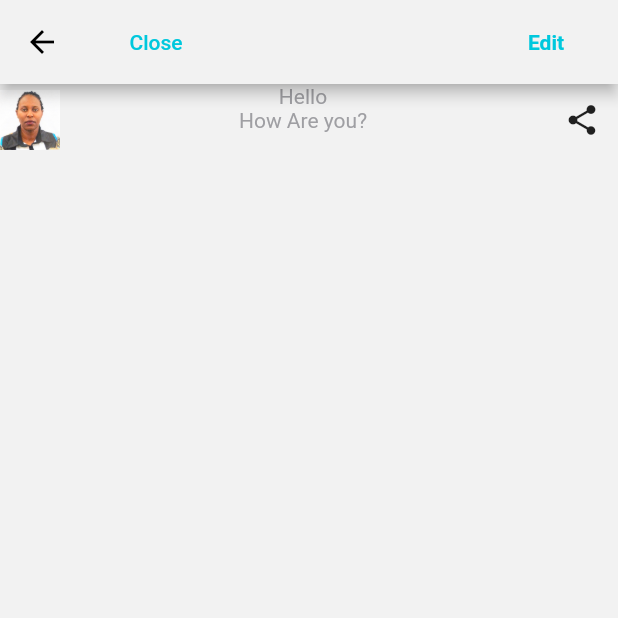
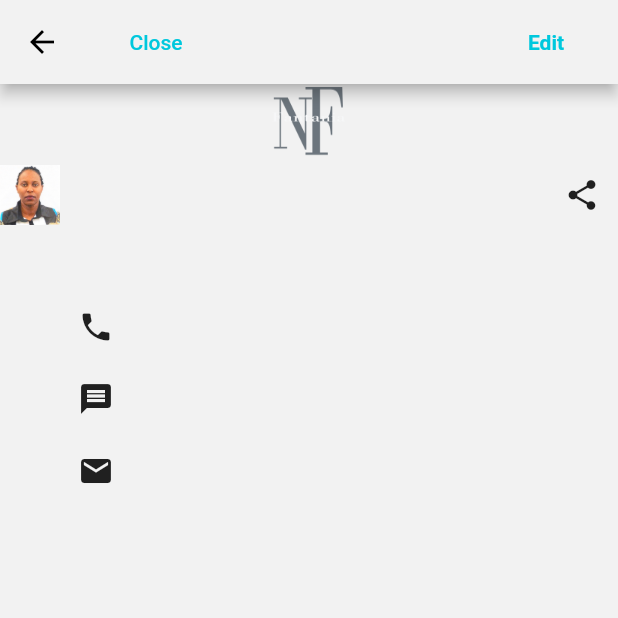
Before and after one commit to fantania/card_clone, a Flutter app: the AddInfoPage screen opened directly, after a tap on "Save", on a phone screen of 412 x 824 dp, the top half of it. Run offline on Flutter 3.47's test engine with Material 2 defaults, Android fonts, the phone set to English and light mode, and no system bars; our stand-ins replace font_awesome_flutter, get.

Commit message:
added some fields

```diff
--- a/lib/screens/add_info_form.dart
+++ b/lib/screens/add_info_form.dart
@@ -17,12 +17,12 @@ class AddInfoForm extends StatefulWidget {
 class AddInfoFormState extends State<AddInfoForm> {
   final _formKey = GlobalKey<FormState>();
   String _name = '';
-  // String _role;
-  // String _organization;
-  // String _cellNumber;
-  // String _poneNumber;
-  // String _faxNumber;
-  // String _emailAddress;
+  String _role = '';
+  String _organization = '';
+  String _cellNumber = '';
+  String _poneNumber = '';
+  //String _faxNumber;
+  String _emailAddress = '';
   // String _websiteAddress;
   // String _streetAddress;
   // String _facebook;
@@ -45,8 +45,44 @@ class AddInfoFormState extends State<AddInfoForm> {
           myTextFormField(
             hintText: addName,
             fillColor: textFieldfillColor,
+            txtColor: textFieldTextColor,
             errorText: textForEmptyName,
             storage: _name,
+          ),
+          myTextFormField(
+            hintText: addRole,
+            fillColor: textFieldfillColor,
+            txtColor: textFieldTextColor,
+            errorText: textForEmptyRole,
+            storage: _role,
+          ),
+          myTextFormField(
+            hintText: addOrganization,
+            fillColor: textFieldfillColor,
+            txtColor: textFieldTextColor,
+            errorText: textForEmptyOrganization,
+            storage: _organization,
+          ),
+          myTextFormField(
+            hintText: cellNumber,
+            fillColor: textFieldfillColor,
+            txtColor: textFieldTextColor,
+            errorText: textForEmptycellNumber,
+            storage: _cellNumber,
+          ),
+          myTextFormField(
+            hintText: phoneNumber,
+            fillColor: textFieldfillColor,
+            txtColor: textFieldTextColor,
+            errorText: textForEmptyphoneNumber,
+            storage: _poneNumber,
+          ),
+          myTextFormField(
+            hintText: emailAddress,
+            fillColor: textFieldfillColor,
+            txtColor: textFieldTextColor,
+            errorText: textForEmptyemailAddress,
+            storage: _emailAddress,
           ),
           // TextFormField(
           //   style: TextStyle(color: textFieldTextColor),
@@ -164,11 +200,15 @@ class AddInfoFormState extends State<AddInfoForm> {
 
   putValueInController() {
     _contact.name.value = _name;
-    // _contact.role.value = _role;
-    // _contact.organization.value = _organization;
-    // _contact.cellNumber.value = _cellNumber;
-    // _contact.phoneNumber.value = _name;
-    // _contact.emailAdress.value = _emailAddress;
+    print("_contact.name.value ${_contact.name.value}");
+    print("name $_name");
+    _contact.role.value = _role;
+    print("_contact.role.value ${_contact.role.value}");
+    print("role $_role");
+    _contact.organization.value = _organization;
+    _contact.cellNumber.value = _cellNumber;
+    _contact.phoneNumber.value = _poneNumber;
+    _contact.emailAdress.value = _emailAddress;
     // _contact.webSite.value = _websiteAddress;
     // _contact.address.value = _streetAddress;
     // _contact.facebook.value = _facebook;
@@ -193,21 +233,25 @@ class AddInfoFormState extends State<AddInfoForm> {
     }
   }
 
-  TextFormField myTextFormField(
-      {String hintText, Color fillColor, String errorText, String storage}) {
+  TextFormField myTextFormField({
+    String hintText,
+    Color fillColor,
+    Color txtColor,
+    String errorText,
+    String storage,
+  }) {
     return TextFormField(
-      style: TextStyle(color: textFieldTextColor),
+      style: TextStyle(color: txtColor),
       decoration: InputDecoration(
-          fillColor: textFieldfillColor, filled: true, hintText: addName),
+          fillColor: fillColor, filled: true, hintText: hintText),
       validator: (value) {
         if (value.isEmpty) {
-          return textForEmptyName;
+          return errorText;
         }
         return null;
       },
       onChanged: (val) {
-        print('Entered value $val');
-        _name = val;
+        storage = val;
       },
     );
   }
--- a/lib/screens/show_info.dart
+++ b/lib/screens/show_info.dart
@@ -46,14 +46,14 @@ class ShowInfo extends StatelessWidget {
           child: Container(
         child: Column(
           children: [
-            /*Image.asset(
+            Image.asset(
               '${path}logo.png',
-              /*width: 600,
-              height: 240,*/
+              width: 50,
+              height: 50,
               fit: BoxFit
                   .cover, /*BoxFit.cover tells the framework that the image should be
                   as small as possible but cover its entire render box.*/
-            //),*/
+            ),
             Row(
               mainAxisAlignment: MainAxisAlignment.spaceBetween,
               children: [
@@ -64,19 +64,37 @@ class ShowInfo extends StatelessWidget {
                 ),
                 Column(
                   children: [
-                    /* Obx(() => Text(
-                          _contact.name.value,
-                          style: TextStyle(
-                            color: Colors.black12,
-                          ),
-                        )),*/
-                    Text("Hello"),
-                    Text('How Are you?'),
                     Obx(() => Text(_contact.name.value)),
+                    Obx(() => Text(_contact.role.value)),
                   ],
                 ),
-                IconButton(icon: Icon(Icons.share), onPressed: () {})
+                IconButton(icon: Icon(Icons.share), onPressed: () {}),
               ],
+            ),
+            Container(
+              padding: EdgeInsets.all(40),
+              child: Column(
+                children: [
+                  Row(
+                    children: [
+                      IconButton(icon: Icon(Icons.phone), onPressed: () {}),
+                      Obx(() => Text(_contact.phoneNumber.value)),
+                    ],
+                  ),
+                  Row(
+                    children: [
+                      IconButton(icon: Icon(Icons.message), onPressed: () {}),
+                      Obx(() => Text(_contact.cellNumber.value)),
+                    ],
+                  ),
+                  Row(
+                    children: [
+                      IconButton(icon: Icon(Icons.email), onPressed: () {}),
+                      Obx(() => Text(_contact.emailAdress.value)),
+                    ],
+                  ),
+                ],
+              ),
             ),
           ],
         ),
```
Also changed, not shown: lib/widgets/text_field_widget.dart (+1 -30 lines).
